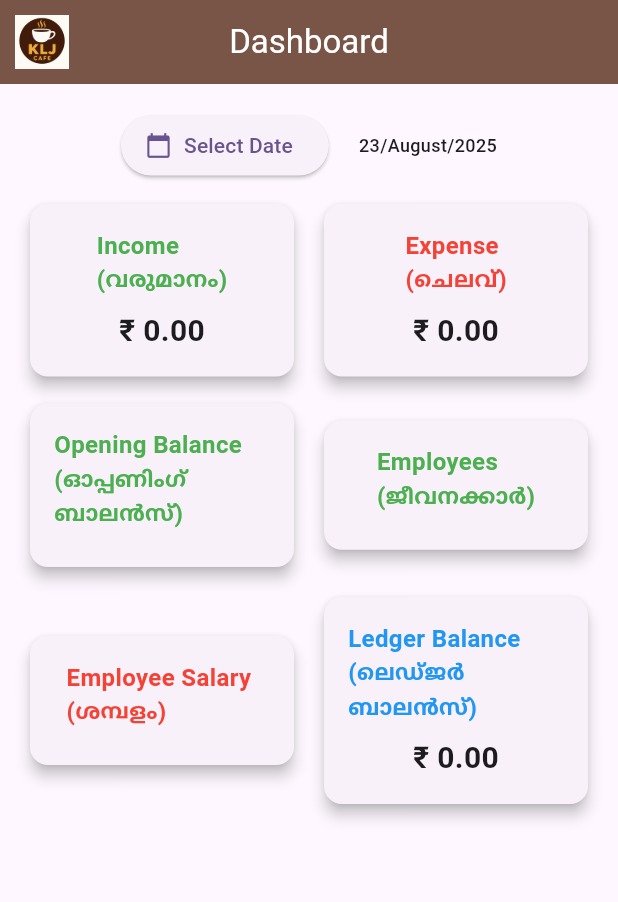
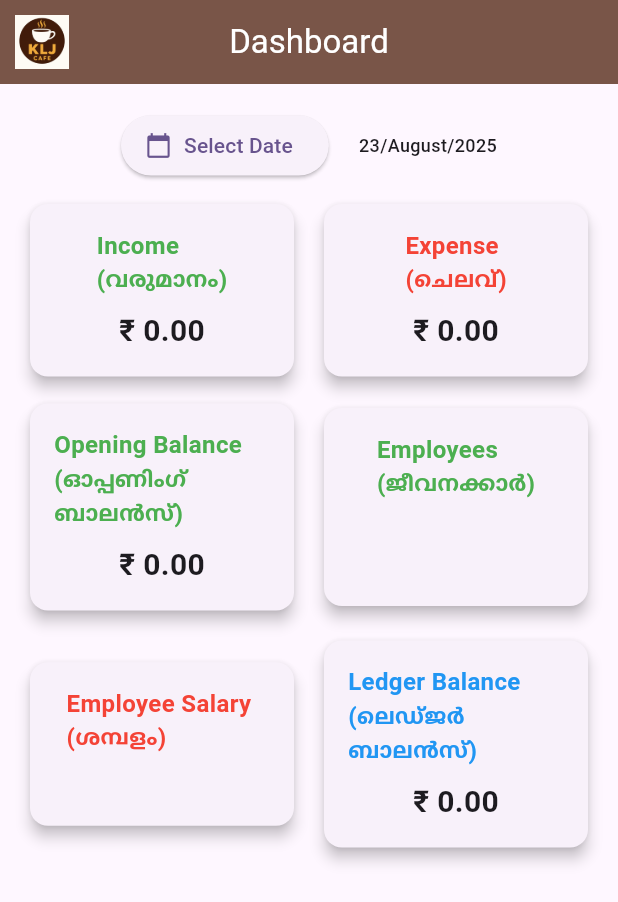
Before and after one commit to antonykj623/kljcafe, a Flutter app: the screen it shows after launch, on a phone screen of 412 x 824 dp. Shown: the top 902 px of the screen. Run offline on Flutter 3.47's test engine with Material 3 defaults, Android fonts, the light colour scheme and no system bars; our stand-ins replace cross_file, file_picker, image_picker, share_plus, sqflite; accounts and stored records are empty.

Commit message:
commited by antony

```diff
--- a/lib/screens/main_page.dart
+++ b/lib/screens/main_page.dart
@@ -19,6 +19,8 @@ class DashboardPage extends StatefulWidget {
 class _DashboardPageState extends State<DashboardPage> {
   double income = 0;
   double expense = 0;
+  double openingbalance=0;
+  Map<String,dynamic> _balances = {};
   double ledgerBalance = 0;
   List<String> months = [
     "January",
@@ -90,6 +92,12 @@ class _DashboardPageState extends State<DashboardPage> {
 
     final String _todayDate = DateFormat('dd/MM/yyyy').format(_selectedDate!);
 
+    final String _dt_openingbalance = DateFormat('yyyy-MM-dd').format(_selectedDate!);
+
+    final data = await new DatabaseHelper().getOpeningBalanceByDate(_dt_openingbalance);
+    setState(() {
+      _balances = data;
+    });
 
     final totals = await DatabaseHelper().getTotalsByDate(_todayDate);
 
@@ -98,7 +106,7 @@ class _DashboardPageState extends State<DashboardPage> {
       expense = (totals['expense'] as num?)?.toDouble() ?? 0.0;
       ledgerBalance = (totals['balance'] as num?)?.toDouble() ?? 0.0;
 
-
+      openingbalance= (_balances["amount"] as num?)?.toDouble() ?? 0.0;
 
     });
 
@@ -165,15 +173,15 @@ class _DashboardPageState extends State<DashboardPage> {
             SizedBox(height: 10,),
             Row(
               children: [
-                Expanded(child: _buildCard("Opening Balance\n(ഓപ്പണിംഗ് ബാലൻസ്)", income, Colors.green)),
+                Expanded(child: _buildCard("Opening Balance\n(ഓപ്പണിംഗ് ബാലൻസ്)", openingbalance, Colors.green)),
                 const SizedBox(width: 12),
-                Expanded(child: _buildCard("Employees\n(ജീവനക്കാർ)", expense, Colors.green)),
+                Expanded(child: _buildCard("Employees\n(ജീവനക്കാർ)\n\n", expense, Colors.green)),
               ],
             ),
             const SizedBox(height: 12),
             Row(
               children: [
-                Expanded(child: _buildCard("Employee Salary \n(ശമ്പളം)", income, Colors.red)),
+                Expanded(child: _buildCard("Employee Salary \n(ശമ്പളം)\n", expense, Colors.red)),
                 const SizedBox(width: 12),
                 Expanded(child: _buildCard("Ledger Balance\n(ലെഡ്ജർ ബാലൻസ്)", ledgerBalance, Colors.blue)),
               ],
@@ -198,8 +206,10 @@ class _DashboardPageState extends State<DashboardPage> {
         elevation: 4,
         shape: RoundedRectangleBorder(borderRadius: BorderRadius.circular(12)),
         child: Padding(
-          padding: const EdgeInsets.all(16.0),
+          padding:  EdgeInsets.all(16.0),
           child: Column(
+            mainAxisAlignment: MainAxisAlignment.center,
+            crossAxisAlignment: CrossAxisAlignment.center,
             children: [
               Text(
                 title,
@@ -207,7 +217,7 @@ class _DashboardPageState extends State<DashboardPage> {
                     fontSize: 16, fontWeight: FontWeight.bold, color: color),
               ),
                SizedBox(height: 8),
-              (title.contains("Ledger Balance")||title.contains("Expense")||title.contains("Income"))?  Text(
+              (title.contains("Ledger Balance")||title.contains("Expense")||title.contains("Income")||title.contains("Opening Balance"))?  Text(
                 "₹ ${amount.toStringAsFixed(2)}",
                 style: const TextStyle(fontSize: 20, fontWeight: FontWeight.w600),
               ):Container(),
```
